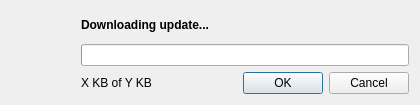
First picture: the form in Tools/Mokka/UpdateManagerInstallerDialog.ui, repository Biomechanical-ToolKit/BTKCore, before the edit.
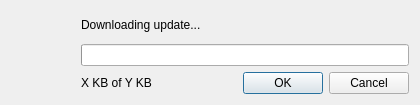
Second picture: the form after the edit.

Commit message: [UPD] Mokka: The font weight for the text "Downloading update..." in the dialog box used for the update was reseted.

The edit to the form file:
```diff
--- a/Tools/Mokka/UpdateManagerInstallerDialog.ui
+++ b/Tools/Mokka/UpdateManagerInstallerDialog.ui
@@ -47,12 +47,6 @@
    </item>
    <item row="0" column="1" colspan="3">
     <widget class="QLabel" name="titleLabel">
-     <property name="font">
-      <font>
-       <weight>75</weight>
-       <bold>true</bold>
-      </font>
-     </property>
      <property name="text">
       <string>Downloading update...</string>
      </property>
```
